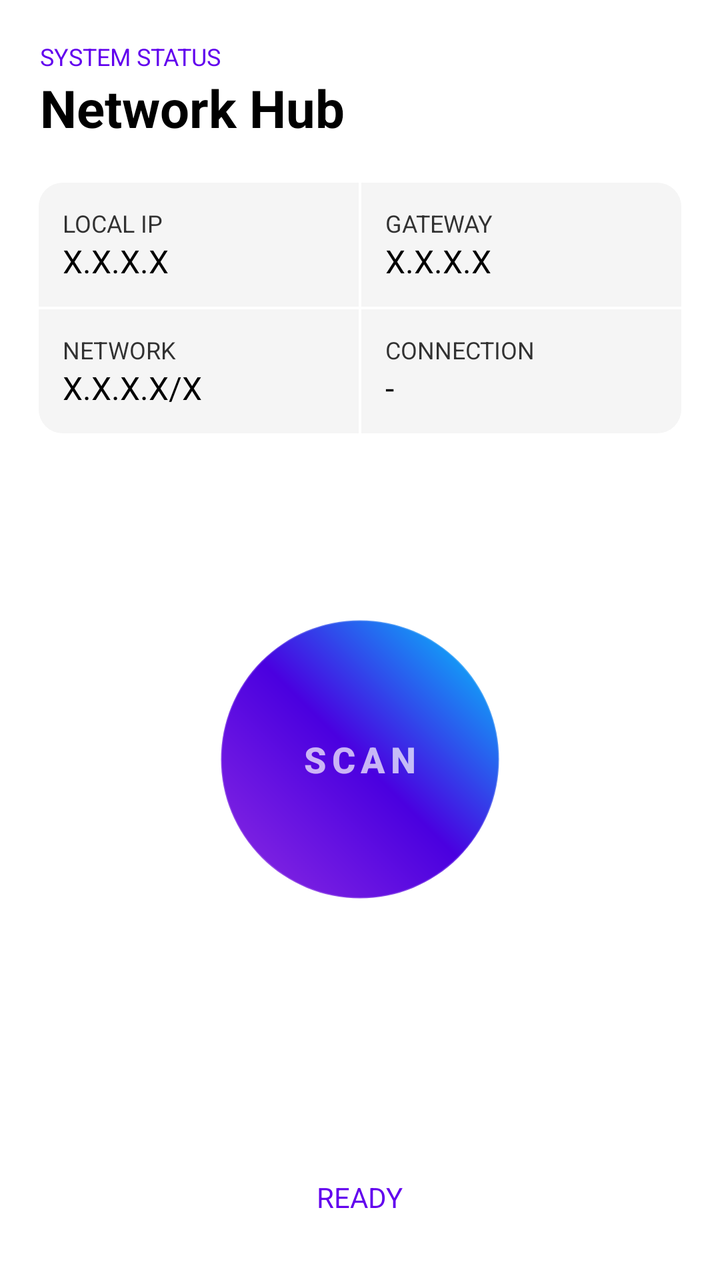
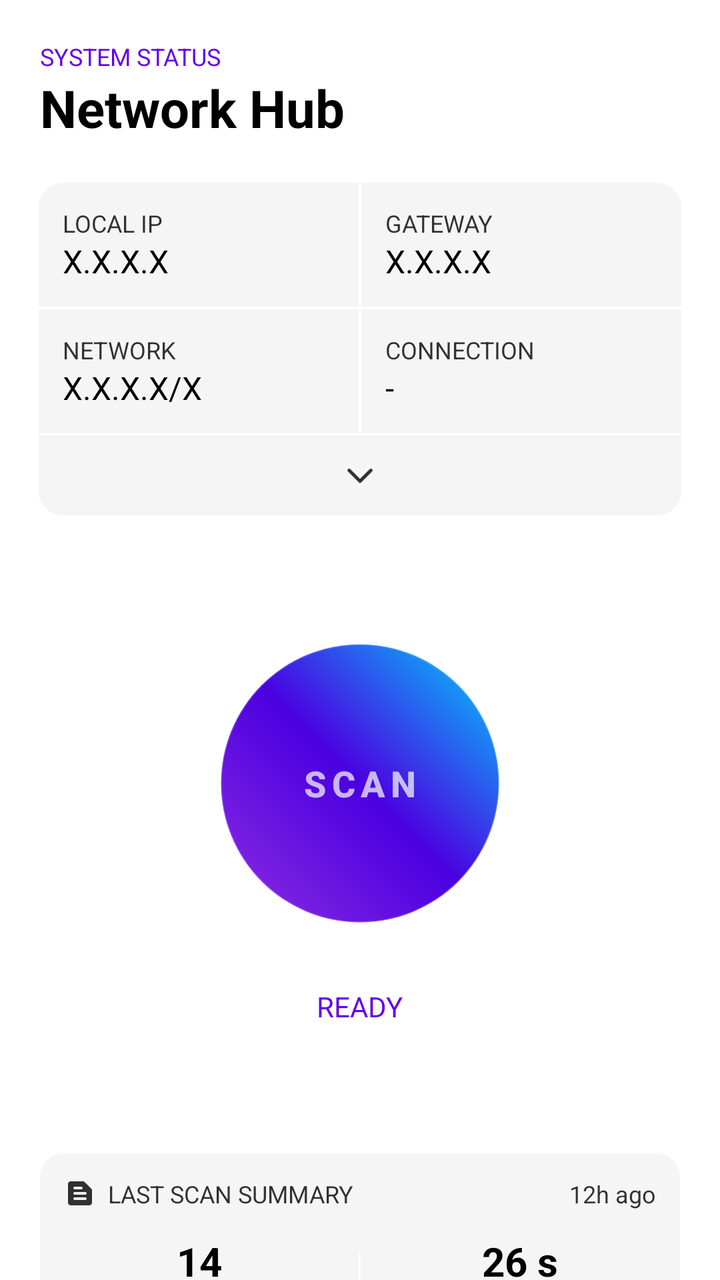

Two renders of the same Android screen: before a commit and after it. Below are the layout's source before the change and the commit's diff.
<!-- AndroidManifest.xml: application theme Theme.NetAnalyzer -->
<!-- res/layout/fragment_home.xml -->
<?xml version="1.0" encoding="utf-8"?>
<androidx.constraintlayout.widget.ConstraintLayout
    xmlns:android="http://schemas.android.com/apk/res/android"
    xmlns:app="http://schemas.android.com/apk/res-auto"
    android:layout_width="match_parent"
    android:layout_height="match_parent"
    android:background="@color/background"
    android:clipChildren="false"
    android:clipToPadding="false">

    <LinearLayout
        android:id="@+id/header"
        android:layout_width="wrap_content"
        android:layout_height="wrap_content"
        android:orientation="vertical"
        android:layout_margin="20dp"
        app:layout_constraintTop_toTopOf="parent"
        app:layout_constraintStart_toStartOf="parent">

        <TextView
            android:id="@+id/tv_subtitle"
            android:layout_width="wrap_content"
            android:layout_height="wrap_content"
            android:text="SYSTEM STATUS"
            android:textSize="12sp"
            android:textColor="@color/primary"/>

        <TextView
            android:id="@+id/tvSettingsTitle"
            android:layout_width="wrap_content"
            android:layout_height="wrap_content"
            android:text="Network Hub"
            android:textSize="26sp"
            android:textColor="@color/on_background"
            android:textStyle="bold"/>
    </LinearLayout>

    <com.google.android.material.card.MaterialCardView
        android:id="@+id/card_info"
        android:layout_width="wrap_content"
        android:layout_height="wrap_content"
        android:layout_marginTop="20dp"
        app:cardCornerRadius="12dp"
        app:cardElevation="0dp"
        app:layout_constraintTop_toBottomOf="@id/header"
        app:layout_constraintStart_toStartOf="parent"
        app:layout_constraintEnd_toEndOf="parent">

        <GridLayout
            android:id="@+id/layout_network_info"
            android:layout_width="wrap_content"
            android:layout_height="wrap_content"
            android:background="@color/background"
            android:columnCount="2"
            android:rowCount="2">

            <LinearLayout
                android:id="@+id/info1"
                android:layout_width="160dp"
                android:layout_height="wrap_content"
                android:layout_marginEnd="0.5dp"
                android:layout_marginBottom="0.5dp"
                android:background="@color/surface"
                android:padding="12dp"
                android:orientation="vertical">
                <TextView
                    android:id="@+id/tv_ip_title"
                    android:layout_width="wrap_content"
                    android:layout_height="wrap_content"
                    android:text="LOCAL IP"
                    android:textSize="12sp"
                    android:textColor="@color/on_surface"/>
                <TextView
                    android:id="@+id/tv_ip"
                    android:layout_width="wrap_content"
                    android:layout_height="wrap_content"
                    android:text="X.X.X.X"
                    android:textSize="16sp"
                    android:textColor="@color/on_background"/>
            </LinearLayout>

            <LinearLayout
                android:id="@+id/info2"
                android:layout_width="160dp"
                android:layout_height="wrap_content"
                android:layout_marginStart="0.5dp"
                android:layout_marginBottom="0.5dp"
                android:background="@color/surface"
                android:padding="12dp"
                android:orientation="vertical">
                <TextView
                    android:id="@+id/tv_gateway_title"
                    android:layout_width="wrap_content"
                    android:layout_height="wrap_content"
                    android:text="GATEWAY"
                    android:textSize="12sp"
                    android:textColor="@color/on_surface"/>
                <TextView
                    android:id="@+id/tv_gateway"
                    android:layout_width="wrap_content"
                    android:layout_height="wrap_content"
                    android:text="X.X.X.X"
                    android:textSize="16sp"
                    android:textColor="@color/on_background"/>
            </LinearLayout>

            <LinearLayout
                android:id="@+id/info3"
                android:layout_width="160dp"
                android:layout_height="wrap_content"
                android:layout_marginTop="0.5dp"
                android:layout_marginEnd="0.5dp"
                android:background="@color/surface"
                android:padding="12dp"
                android:orientation="vertical">
                <TextView
                    android:id="@+id/tv_net_title"
                    android:layout_width="wrap_content"
                    android:layout_height="wrap_content"
                    android:text="NETWORK"
                    android:textSize="12sp"
                    android:textColor="@color/on_surface"/>
                <TextView
                    android:id="@+id/tv_net"
                    android:layout_width="wrap_content"
                    android:layout_height="wrap_content"
                    android:text="X.X.X.X/X"
                    android:textSize="16sp"
                    android:textColor="@color/on_background"/>
            </LinearLayout>

            <LinearLayout
                android:id="@+id/info4"
                android:layout_width="160dp"
                android:layout_height="wrap_content"
                android:layout_marginTop="0.5dp"
                android:layout_marginStart="0.5dp"
                android:background="@color/surface"
                android:padding="12dp"
                android:orientation="vertical">
                <TextView
                    android:id="@+id/tv_connection_title"
                    android:layout_width="wrap_content"
                    android:layout_height="wrap_content"
                    android:text="CONNECTION"
                    android:textSize="12sp"
                    android:textColor="@color/on_surface"/>
                <TextView
                    android:id="@+id/tv_connection"
                    android:layout_width="wrap_content"
                    android:layout_height="wrap_content"
                    android:text="-"
                    android:textSize="16sp"
                    android:textColor="@color/on_background"/>
            </LinearLayout>

        </GridLayout>

    </com.google.android.material.card.MaterialCardView>

    <View
        android:id="@+id/ring3"
        android:layout_width="280dp"
        android:layout_height="280dp"
        android:background="@drawable/scan_ring"
        android:alpha="0"
        app:layout_constraintTop_toTopOf="@id/btn_scan"
        app:layout_constraintBottom_toBottomOf="@id/btn_scan"
        app:layout_constraintStart_toStartOf="@id/btn_scan"
        app:layout_constraintEnd_toEndOf="@id/btn_scan" />

    <View
        android:id="@+id/ring2"
        android:layout_width="220dp"
        android:layout_height="220dp"
        android:background="@drawable/scan_ring"
        android:alpha="0"
        app:layout_constraintTop_toTopOf="@id/btn_scan"
        app:layout_constraintBottom_toBottomOf="@id/btn_scan"
        app:layout_constraintStart_toStartOf="@id/btn_scan"
        app:layout_constraintEnd_toEndOf="@id/btn_scan" />

    <View
        android:id="@+id/ring1"
        android:layout_width="170dp"
        android:layout_height="170dp"
        android:background="@drawable/scan_ring"
        android:alpha="0"
        app:layout_constraintTop_toTopOf="@id/btn_scan"
        app:layout_constraintBottom_toBottomOf="@id/btn_scan"
        app:layout_constraintStart_toStartOf="@id/btn_scan"
        app:layout_constraintEnd_toEndOf="@id/btn_scan" />

    <com.google.android.material.button.MaterialButton
        android:id="@+id/btn_scan"
        android:layout_width="140dp"
        android:layout_height="140dp"
        android:text="SCAN"
        android:textSize="18sp"
        android:textStyle="bold"
        android:textColor="@color/on_primary_70"
        android:letterSpacing="0.15"
        app:backgroundTint="@null"
        android:background="@drawable/bg_button_gradient"
        app:cornerRadius="70dp"
        android:insetTop="0dp"
        android:insetBottom="0dp"
        app:layout_constraintVertical_bias="0.4"
        app:layout_constraintTop_toBottomOf="@id/card_info"
        app:layout_constraintBottom_toTopOf="@id/tv_status"
        app:layout_constraintStart_toStartOf="parent"
        app:layout_constraintEnd_toEndOf="parent" />

    <TextView
        android:id="@+id/tv_status"
        android:layout_width="wrap_content"
        android:layout_height="wrap_content"
        android:layout_marginBottom="32dp"
        android:text="READY"
        android:textSize="14sp"
        android:textColor="@color/primary"
        app:layout_constraintBottom_toBottomOf="parent"
        app:layout_constraintStart_toStartOf="parent"
        app:layout_constraintEnd_toEndOf="parent" />

</androidx.constraintlayout.widget.ConstraintLayout>
<!-- resources referenced by this layout -->
<resources>
  <color name="background">#FFFFFFFF</color>
  <color name="on_background">#FF000000</color>
  <color name="on_primary_70">#B3FFFFFF</color>
  <color name="on_surface">#CC000000</color>
  <color name="primary">#FF6200EE</color>
  <color name="surface">#FFF5F5F5</color>
  <!-- drawable bg_button_gradient (drawable) -->
  <?xml version="1.0" encoding="utf-8"?>
  <shape xmlns:android="http://schemas.android.com/apk/res/android"
      android:shape="oval">
      <gradient
          android:startColor="#8E2DE2"
          android:centerColor="#4A00E0"
          android:endColor="#00D2FF"
          android:angle="45"
          android:type="linear" />
  
      <stroke
          android:width="1dp"
          android:color="#33FFFFFF" />
  </shape>
  <!-- drawable scan_ring (drawable) -->
  <?xml version="1.0" encoding="utf-8"?>
  <shape xmlns:android="http://schemas.android.com/apk/res/android"
      android:shape="oval">
      <stroke
          android:width="2dp"
          android:color="#FF6200EE" />
      <solid android:color="#00000000" />
  </shape>
  <style name="Theme.NetAnalyzer" parent="Theme.MaterialComponents.DayNight.NoActionBar">
          
          <item name="colorPrimary">@color/primary</item>
          <item name="colorPrimaryVariant">@color/primary_variant</item>
          <item name="colorOnPrimary">@color/on_primary</item>
  
          
          <item name="colorSecondary">@color/secondary</item>
          <item name="colorOnSecondary">@color/on_secondary</item>
  
          
          <item name="android:windowBackground">@color/background</item>
          <item name="colorOnBackground">@color/on_background</item>
  
          
          <item name="colorSurface">@color/surface</item>
          <item name="colorOnSurface">@color/on_surface</item>
  
          
          <item name="colorError">@color/error</item>
          <item name="colorOnError">@color/on_error</item>
  
          
          <item name="android:textColorPrimary">@color/on_primary</item>
          <item name="android:textColorSecondary">@color/on_secondary</item>
  
          <item name="colorControlNormal">?attr/colorOnSurface</item>
          <item name="colorControlActivated">@color/primary</item>
      </style>
  <color name="primary_variant">#FF3700B3</color>
  <color name="on_primary">#FFFFFFFF</color>
  <color name="secondary">#FF03DAC5</color>
  <color name="on_secondary">#FF000000</color>
  <color name="error">#FFB00020</color>
  <color name="on_error">#FFFFFFFF</color>
</resources>

<!-- the commit's change to res/layout/fragment_home.xml (unified diff, before → after) -->
@@ -52,7 +52,7 @@
             android:layout_height="wrap_content"
             android:background="@color/background"
             android:columnCount="2"
-            android:rowCount="2">
+            android:rowCount="3">
 
             <LinearLayout
                 android:id="@+id/info1"
@@ -152,6 +152,31 @@
                     android:text="-"
                     android:textSize="16sp"
                     android:textColor="@color/on_background"/>
+            </LinearLayout>
+
+            <LinearLayout
+                android:id="@+id/more"
+                android:layout_width="0dp"
+                android:layout_height="40dp"
+                android:layout_columnSpan="2"
+                android:layout_gravity="fill_horizontal"
+                android:layout_marginTop="1dp"
+                android:background="@color/surface"
+                android:focusable="true"
+                android:padding="12dp"
+                android:clickable="true"
+                android:foreground="?android:attr/selectableItemBackground"
+                android:orientation="vertical">
+
+                <ImageView
+                    android:id="@+id/iv_expand_icon"
+                    android:layout_width="wrap_content"
+                    android:layout_height="wrap_content"
+                    android:contentDescription="Expandir información"
+                    android:src="@drawable/ic_arrow_forward"
+                    android:layout_gravity="center"
+                    android:rotation="90"
+                    app:tint="@color/on_surface"/>
             </LinearLayout>
 
         </GridLayout>
@@ -195,32 +220,154 @@
         android:id="@+id/btn_scan"
         android:layout_width="140dp"
         android:layout_height="140dp"
+        android:layout_marginTop="64dp"
+        android:background="@drawable/bg_button_gradient"
+        android:insetTop="0dp"
+        android:insetBottom="0dp"
+        android:letterSpacing="0.15"
         android:text="SCAN"
+        android:textColor="@color/on_primary_70"
         android:textSize="18sp"
         android:textStyle="bold"
-        android:textColor="@color/on_primary_70"
-        android:letterSpacing="0.15"
         app:backgroundTint="@null"
-        android:background="@drawable/bg_button_gradient"
         app:cornerRadius="70dp"
-        android:insetTop="0dp"
-        android:insetBottom="0dp"
-        app:layout_constraintVertical_bias="0.4"
+        app:layout_constraintBottom_toTopOf="@id/tv_status"
+        app:layout_constraintEnd_toEndOf="parent"
+        app:layout_constraintStart_toStartOf="parent"
         app:layout_constraintTop_toBottomOf="@id/card_info"
-        app:layout_constraintBottom_toTopOf="@id/tv_status"
-        app:layout_constraintStart_toStartOf="parent"
-        app:layout_constraintEnd_toEndOf="parent" />
+        app:layout_constraintVertical_bias="0.4" />
 
     <TextView
         android:id="@+id/tv_status"
         android:layout_width="wrap_content"
         android:layout_height="wrap_content"
+        android:layout_marginTop="32dp"
         android:layout_marginBottom="32dp"
         android:text="READY"
+        android:textColor="@color/primary"
         android:textSize="14sp"
-        android:textColor="@color/primary"
-        app:layout_constraintBottom_toBottomOf="parent"
+        app:layout_constraintBottom_toTopOf="@id/card_history"
+        app:layout_constraintEnd_toEndOf="parent"
         app:layout_constraintStart_toStartOf="parent"
-        app:layout_constraintEnd_toEndOf="parent" />
+        app:layout_constraintTop_toBottomOf="@id/btn_scan" />
+
+    <com.google.android.material.card.MaterialCardView
+        android:id="@+id/card_history"
+        android:layout_width="320dp"
+        android:layout_height="wrap_content"
+        android:layout_marginTop="64dp"
+        app:cardCornerRadius="12dp"
+        app:cardElevation="0dp"
+        android:clickable="true"
+        android:focusable="true"
+        android:foreground="?android:attr/selectableItemBackground"
+        app:layout_constraintEnd_toEndOf="parent"
+        app:layout_constraintStart_toStartOf="parent"
+        app:layout_constraintTop_toBottomOf="@id/tv_status">
+
+        <LinearLayout
+            android:layout_width="match_parent"
+            android:layout_height="match_parent"
+            android:orientation="vertical"
+            android:layout_marginBottom="12dp"
+            android:gravity="center">
+
+            <LinearLayout
+                android:id="@+id/history"
+                android:layout_width="match_parent"
+                android:layout_height="wrap_content"
+                android:orientation="horizontal"
+                android:padding="12dp">
+
+                <ImageView
+                    android:layout_width="16dp"
+                    android:layout_height="16dp"
+                    android:src="@drawable/ic_document"
+                    android:layout_marginEnd="6dp"
+                    app:tint="@color/on_surface" />
+
+                <TextView
+                    android:id="@+id/tv_history_title"
+                    android:layout_width="wrap_content"
+                    android:layout_height="wrap_content"
+                    android:layout_weight="1"
+                    android:text="LAST SCAN SUMMARY"
+                    android:textColor="@color/on_surface"
+                    android:textSize="12sp" />
+
+                <TextView
+                    android:id="@+id/tv_history_time"
+                    android:layout_width="wrap_content"
+                    android:layout_height="wrap_content"
+                    android:text="12h ago"
+                    android:textColor="@color/on_surface"
+                    android:textSize="12sp" />
+            </LinearLayout>
+
+            <LinearLayout
+                android:layout_width="match_parent"
+                android:layout_height="wrap_content"
+                android:orientation="horizontal"
+                android:gravity="center"
+                android:baselineAligned="false">
+
+                <LinearLayout
+                    android:layout_width="0dp"
+                    android:layout_height="wrap_content"
+                    android:layout_weight="1"
+                    android:orientation="vertical"
+                    android:gravity="center">
+
+                    <TextView
+                        android:id="@+id/tv_devices_count"
+                        android:layout_width="wrap_content"
+                        android:layout_height="wrap_content"
+                        android:text="14"
+                        android:textColor="@color/on_background"
+                        android:textStyle="bold"
+                        android:textSize="20sp" />
+
+                    <TextView
+                        android:layout_width="wrap_content"
+                        android:layout_height="wrap_content"
+                        android:text="DEVICES FOUND"
+                        android:textColor="@color/on_surface"
+                        android:textSize="10sp" />
+                </LinearLayout>
+
+                <View
+                    android:layout_width="1dp"
+                    android:layout_height="24dp"
+                    android:background="@color/background" />
+
+                <LinearLayout
+                    android:layout_width="0dp"
+                    android:layout_height="wrap_content"
+                    android:layout_weight="1"
+                    android:orientation="vertical"
+                    android:gravity="center">
+
+                    <TextView
+                        android:id="@+id/tv_time_elapsed"
+                        android:layout_width="wrap_content"
+                        android:layout_height="wrap_content"
+                        android:text="26 s"
+                        android:textColor="@color/on_background"
+                        android:textStyle="bold"
+                        android:textSize="20sp" />
+
+                    <TextView
+                        android:layout_width="wrap_content"
+                        android:layout_height="wrap_content"
+                        android:text="TIME ELAPSED"
+                        android:textColor="@color/on_surface"
+                        android:textSize="10sp" />
+                </LinearLayout>
+
+            </LinearLayout>
+
+        </LinearLayout>
+
+    </com.google.android.material.card.MaterialCardView>
 
 </androidx.constraintlayout.widget.ConstraintLayout>
<!-- resource entries referenced after the edit -->
@@ -21,6 +21,26 @@
           android:width="1dp"
           android:color="#33FFFFFF" />
   </shape>
+  <!-- drawable ic_arrow_forward (drawable) -->
+  <vector xmlns:android="http://schemas.android.com/apk/res/android"
+      android:width="24dp"
+      android:height="24dp"
+      android:viewportWidth="24"
+      android:viewportHeight="24">
+    <path
+        android:pathData="M7.38,21.01c0.49,0.49 1.28,0.49 1.77,0l8.31,-8.31c0.39,-0.39 0.39,-1.02 0,-1.41L9.15,2.98c-0.49,-0.49 -1.28,-0.49 -1.77,0s-0.49,1.28 0,1.77L14.62,12l-7.25,7.25c-0.48,0.48 -0.48,1.28 0.01,1.76z"
+        android:fillColor="#e3e3e3"/>
+  </vector>
+  <!-- drawable ic_document (drawable) -->
+  <vector xmlns:android="http://schemas.android.com/apk/res/android"
+      android:width="24dp"
+      android:height="24dp"
+      android:viewportWidth="24"
+      android:viewportHeight="24">
+    <path
+        android:pathData="M14.17,3H5C3.9,3 3,3.9 3,5v14c0,1.1 0.9,2 2,2h14c1.1,0 2,-0.9 2,-2V9.83c0,-0.53 -0.21,-1.04 -0.59,-1.41l-4.83,-4.83C15.21,3.21 14.7,3 14.17,3L14.17,3zM8,15h8c0.55,0 1,0.45 1,1v0c0,0.55 -0.45,1 -1,1H8c-0.55,0 -1,-0.45 -1,-1v0C7,15.45 7.45,15 8,15zM8,11h8c0.55,0 1,0.45 1,1v0c0,0.55 -0.45,1 -1,1H8c-0.55,0 -1,-0.45 -1,-1v0C7,11.45 7.45,11 8,11zM8,7h5c0.55,0 1,0.45 1,1v0c0,0.55 -0.45,1 -1,1H8C7.45,9 7,8.55 7,8v0C7,7.45 7.45,7 8,7z"
+        android:fillColor="#e3e3e3"/>
+  </vector>
   <!-- drawable scan_ring (drawable) -->
   <?xml version="1.0" encoding="utf-8"?>
   <shape xmlns:android="http://schemas.android.com/apk/res/android"
